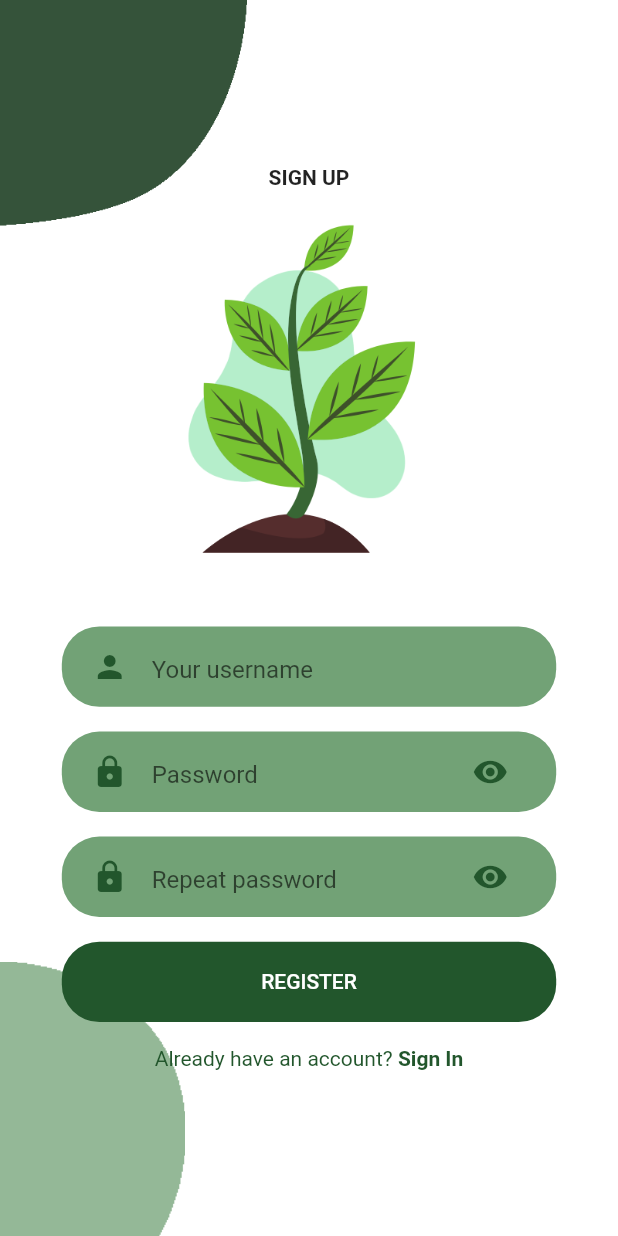
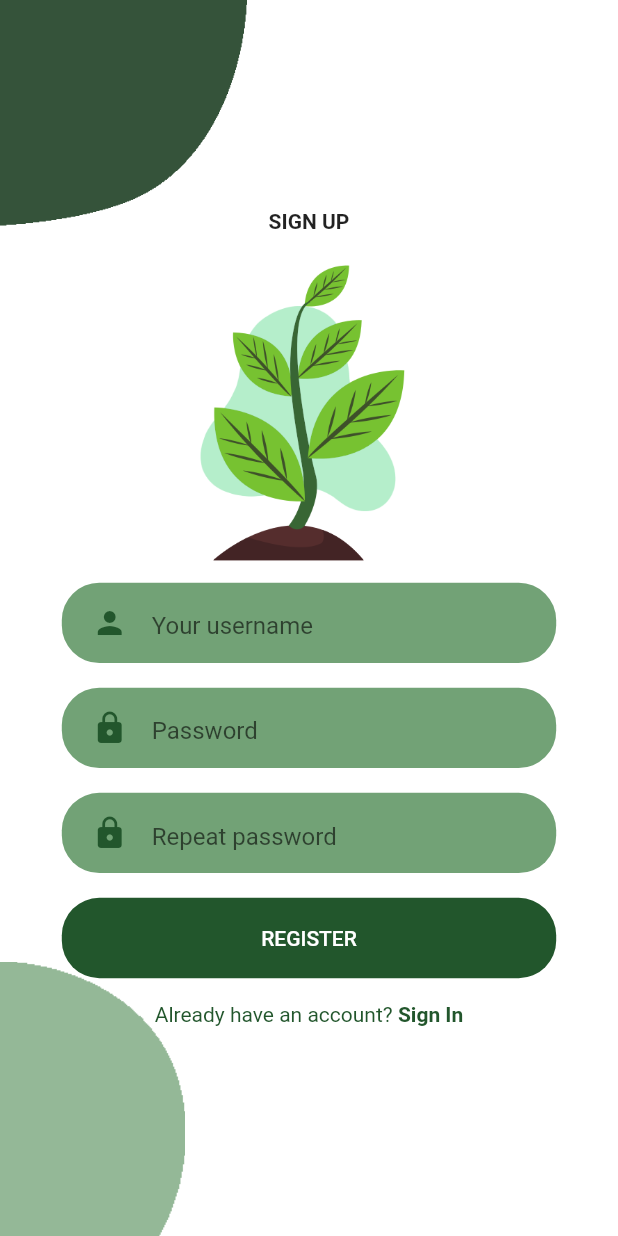
Before and after one commit to Endrju00/plantapp, a Flutter app: the SignUpScreen screen opened directly, on a phone screen of 412 x 824 dp. Run offline on Flutter 3.47's test engine with Material 2 defaults, Android fonts, the phone set to English and light mode, and no system bars.

Commit message:
Update signup screen

```diff
--- a/lib/Screens/Signup/components/body.dart
+++ b/lib/Screens/Signup/components/body.dart
@@ -27,11 +27,9 @@ class Body extends StatelessWidget {
               "SIGN UP",
               style: TextStyle(fontWeight: FontWeight.bold),
             ),
-            Container(
-              child: Image.asset(
-                "assets/images/signup_center.png",
-                width: size.width * 0.5,
-              ),
+            Image.asset(
+              "assets/images/signup_center.png",
+              width: size.width * 0.45,
             ),
             RoundedInputField(
               hintText: "Your username",
--- a/lib/components/rounded_password_field.dart
+++ b/lib/components/rounded_password_field.dart
@@ -23,10 +23,6 @@ class RoundedPasswordField extends StatelessWidget {
             Icons.lock,
             color: cPrimaryColor,
           ),
-          suffixIcon: Icon(
-            Icons.visibility,
-            color: cPrimaryColor,
-          ),
           border: InputBorder.none,
         ),
       ),
```
Also changed, not shown: assets/images/signup_center.png.
